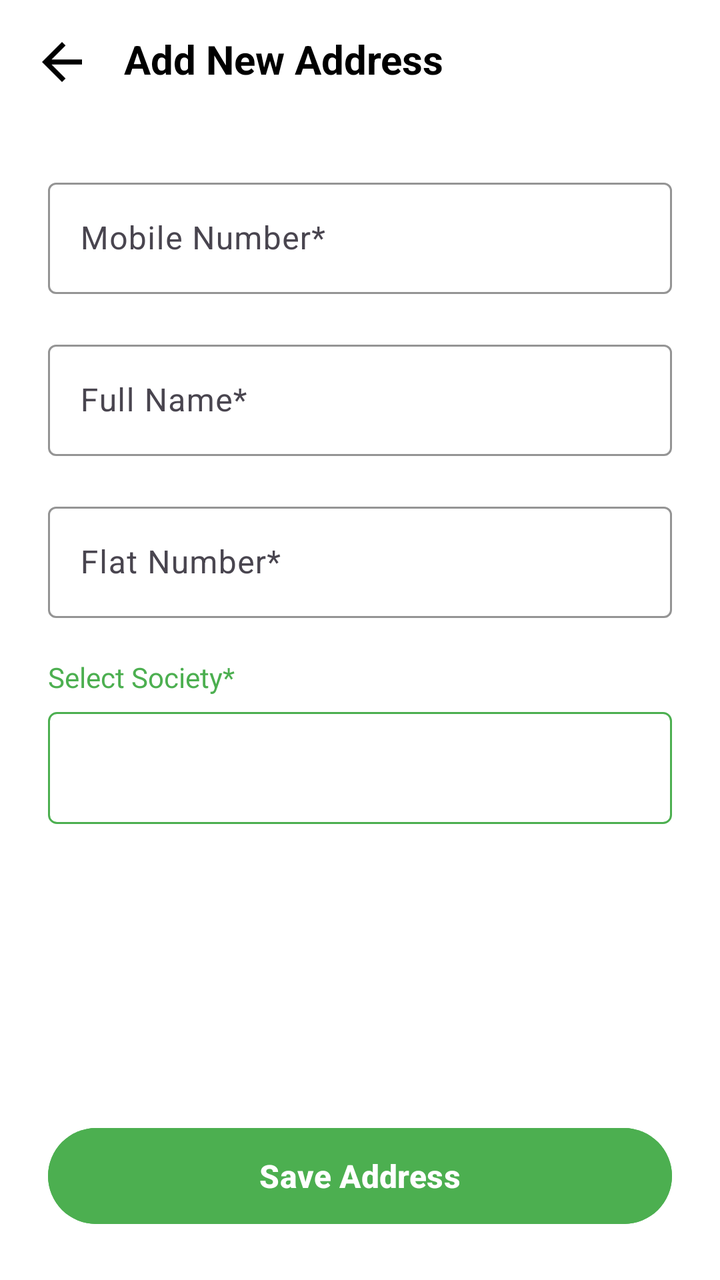
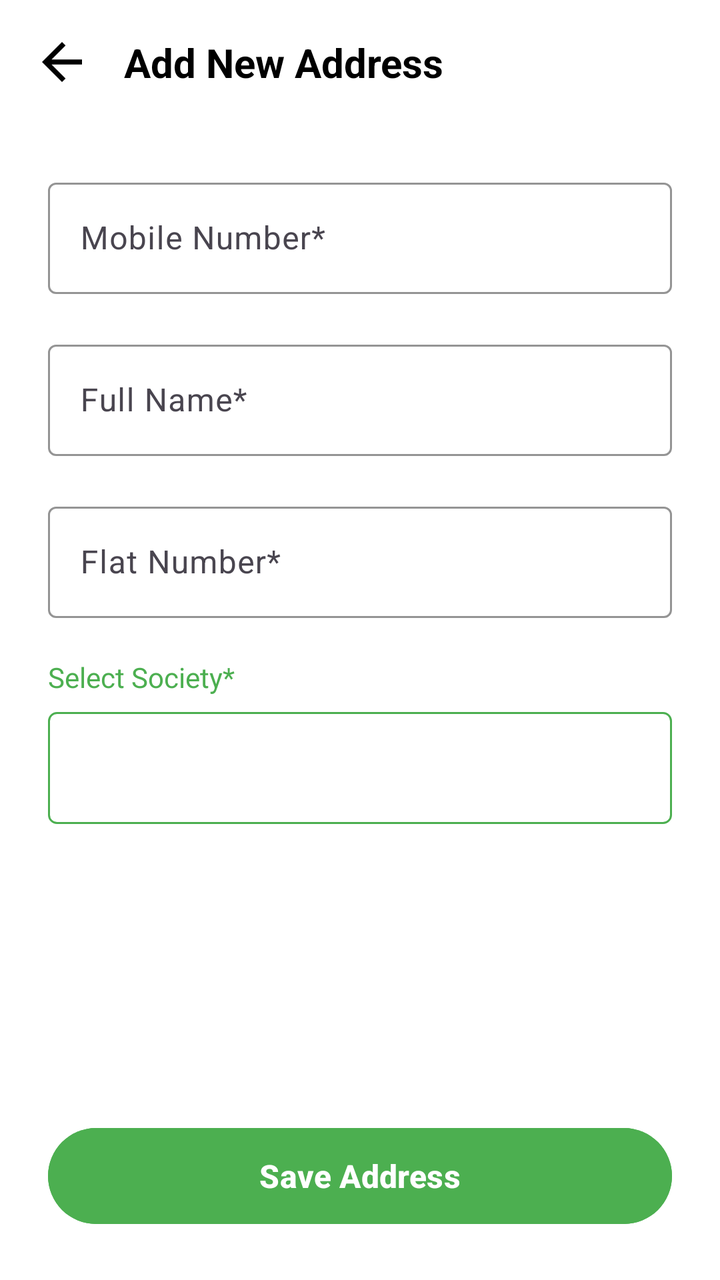

Two renders of the same Android screen: before a commit and after it. Below are the layout's source before the change and the commit's diff.
<!-- AndroidManifest.xml: application theme Theme.FreshVeggies -->
<!-- res/layout/activity_add_address.xml -->
<?xml version="1.0" encoding="utf-8"?>
<androidx.constraintlayout.widget.ConstraintLayout xmlns:android="http://schemas.android.com/apk/res/android"
    xmlns:app="http://schemas.android.com/apk/res-auto"
    xmlns:tools="http://schemas.android.com/tools"
    android:layout_width="match_parent"
    android:layout_height="match_parent"
    android:background="@android:color/white"
    tools:context=".ui.activity.AddAddressActivity">

    
    <ImageView
        android:id="@+id/iv_back"
        android:layout_width="30dp"
        android:layout_height="30dp"
        android:layout_marginStart="16dp"
        android:layout_marginTop="16dp"
        android:src="@drawable/ic_arrow_back"
        app:layout_constraintStart_toStartOf="parent"
        app:layout_constraintTop_toTopOf="parent"
        tools:ignore="ContentDescription" />

    <TextView
        android:id="@+id/tv_title"
        android:layout_width="wrap_content"
        android:layout_height="wrap_content"
        android:layout_marginStart="16dp"
        android:text="Add New Address"
        android:textColor="@android:color/black"
        android:textSize="20sp"
        android:textStyle="bold"
        app:layout_constraintStart_toEndOf="@id/iv_back"
        app:layout_constraintTop_toTopOf="@id/iv_back" />

    <ScrollView
        android:layout_width="match_parent"
        android:layout_height="0dp"
        android:layout_marginTop="16dp"
        android:layout_marginBottom="16dp"
        app:layout_constraintBottom_toTopOf="@id/btn_save"
        app:layout_constraintTop_toBottomOf="@id/iv_back">

        <LinearLayout
            android:layout_width="match_parent"
            android:layout_height="wrap_content"
            android:orientation="vertical"
            android:padding="24dp">

            
            <com.google.android.material.textfield.TextInputLayout
                android:layout_width="match_parent"
                android:layout_height="wrap_content"
                android:layout_marginBottom="20dp"
                android:hint="Mobile Number*"
                app:boxBackgroundMode="outline"
                app:boxStrokeColor="#4CAF50"
                app:hintTextColor="#4CAF50">

                <com.google.android.material.textfield.TextInputEditText
                    android:id="@+id/et_phone_number"
                    android:layout_width="match_parent"
                    android:layout_height="wrap_content"
                    android:inputType="textPersonName" />
            </com.google.android.material.textfield.TextInputLayout>

            
            <com.google.android.material.textfield.TextInputLayout
                android:layout_width="match_parent"
                android:layout_height="wrap_content"
                android:layout_marginBottom="20dp"
                android:hint="Full Name*"
                app:boxBackgroundMode="outline"
                app:boxStrokeColor="#4CAF50"
                app:hintTextColor="#4CAF50">

                <com.google.android.material.textfield.TextInputEditText
                    android:id="@+id/et_fullname"
                    android:layout_width="match_parent"
                    android:layout_height="wrap_content"
                    android:inputType="textPersonName" />
            </com.google.android.material.textfield.TextInputLayout>

            
            

            
            <com.google.android.material.textfield.TextInputLayout
                android:layout_width="match_parent"
                android:layout_height="wrap_content"
                android:layout_marginBottom="20dp"
                android:hint="Flat Number*"
                app:boxBackgroundMode="outline"
                app:boxStrokeColor="#4CAF50"
                app:hintTextColor="#4CAF50">

                <com.google.android.material.textfield.TextInputEditText
                    android:id="@+id/et_flat_no"
                    android:layout_width="match_parent"
                    android:layout_height="wrap_content"
                    android:inputType="textPostalAddress" />
            </com.google.android.material.textfield.TextInputLayout>

            
            <TextView
                android:layout_width="wrap_content"
                android:layout_height="wrap_content"
                android:text="Select Society*"
                android:layout_marginBottom="8dp"
                android:textColor="#4CAF50"/>

            <Spinner
                android:id="@+id/spinner_society"
                android:layout_width="match_parent"
                android:layout_height="56dp"
                android:layout_marginBottom="20dp"
                android:background="@drawable/spinner_background"
                android:padding="8dp"/>
        </LinearLayout>
    </ScrollView>

    <Button
        android:id="@+id/btn_save"
        android:layout_width="match_parent"
        android:layout_height="56dp"
        android:layout_marginStart="24dp"
        android:layout_marginEnd="24dp"
        android:layout_marginBottom="24dp"
        android:backgroundTint="#4CAF50"
        android:text="Save Address"
        android:textAllCaps="false"
        android:textSize="16sp"
        android:textStyle="bold"
        app:cornerRadius="28dp"
        app:layout_constraintBottom_toBottomOf="parent"
        app:layout_constraintEnd_toEndOf="parent"
        app:layout_constraintStart_toStartOf="parent" />

</androidx.constraintlayout.widget.ConstraintLayout>
<!-- resources referenced by this layout -->
<resources>
  <!-- drawable ic_arrow_back (drawable) -->
  <vector xmlns:android="http://schemas.android.com/apk/res/android" android:autoMirrored="true" android:height="24dp" android:tint="#000000" android:viewportHeight="960" android:viewportWidth="960" android:width="24dp">
        
      <path android:fillColor="@android:color/white" android:pathData="M313,520L537,744L480,800L160,480L480,160L537,216L313,440L800,440L800,520L313,520Z"/>
      
  </vector>
  <!-- drawable spinner_background (drawable) -->
  <?xml version="1.0" encoding="utf-8"?>
  <shape xmlns:android="http://schemas.android.com/apk/res/android"
      android:shape="rectangle">
      <solid android:color="@android:color/white" />
      <stroke
          android:width="1dp"
          android:color="#4CAF50" />
      <corners android:radius="4dp" />
      <padding
          android:bottom="8dp"
          android:left="8dp"
          android:right="8dp"
          android:top="8dp" />
  </shape>
  <style name="Theme.FreshVeggies" parent="Base.Theme.FreshVeggies" />
  <style name="Base.Theme.FreshVeggies" parent="Theme.Material3.Light.NoActionBar">
          
          <item name="colorPrimary">@color/green_primary</item>
          <item name="colorPrimaryVariant">@color/green_primary_variant</item>
          <item name="colorSecondary">@color/green_secondary</item>
          <item name="colorSurface">@color/green_surface</item>
      </style>
  <color name="green_primary">#4CAF50</color>
  <color name="green_primary_variant">#388E3C</color>
  <color name="green_secondary">#8BC34A</color>
  <color name="green_surface">#F1F8E9</color>
</resources>

<!-- the commit's change to res/layout/activity_add_address.xml (unified diff, before → after) -->
@@ -6,6 +6,15 @@
     android:layout_height="match_parent"
     android:background="@android:color/white"
     tools:context=".ui.activity.AddAddressActivity">
+
+    <View
+        android:id="@+id/bg_status_bar"
+        android:layout_width="0dp"
+        android:layout_height="0dp"
+        android:background="@color/green_primary"
+        app:layout_constraintTop_toTopOf="parent"
+        app:layout_constraintStart_toStartOf="parent"
+        app:layout_constraintEnd_toEndOf="parent" />
 
     
     <ImageView
@@ -16,7 +25,7 @@
         android:layout_marginTop="16dp"
         android:src="@drawable/ic_arrow_back"
         app:layout_constraintStart_toStartOf="parent"
-        app:layout_constraintTop_toTopOf="parent"
+        app:layout_constraintTop_toBottomOf="@id/bg_status_bar"
         tools:ignore="ContentDescription" />
 
     <TextView
@@ -29,7 +38,8 @@
         android:textSize="20sp"
         android:textStyle="bold"
         app:layout_constraintStart_toEndOf="@id/iv_back"
-        app:layout_constraintTop_toTopOf="@id/iv_back" />
+        app:layout_constraintTop_toTopOf="@id/iv_back"
+        app:layout_constraintBottom_toBottomOf="@id/iv_back" />
 
     <ScrollView
         android:layout_width="match_parent"
@@ -80,9 +90,6 @@
             </com.google.android.material.textfield.TextInputLayout>
 
             
-            
-
-            
             <com.google.android.material.textfield.TextInputLayout
                 android:layout_width="match_parent"
                 android:layout_height="wrap_content"
@@ -130,8 +137,17 @@
         android:textSize="16sp"
         android:textStyle="bold"
         app:cornerRadius="28dp"
-        app:layout_constraintBottom_toBottomOf="parent"
+        app:layout_constraintBottom_toTopOf="@id/bg_bottom_bar"
         app:layout_constraintEnd_toEndOf="parent"
         app:layout_constraintStart_toStartOf="parent" />
 
+    <View
+        android:id="@+id/bg_bottom_bar"
+        android:layout_width="0dp"
+        android:layout_height="0dp"
+        android:background="@android:color/white"
+        app:layout_constraintBottom_toBottomOf="parent"
+        app:layout_constraintStart_toStartOf="parent"
+        app:layout_constraintEnd_toEndOf="parent" />
+
 </androidx.constraintlayout.widget.ConstraintLayout>
